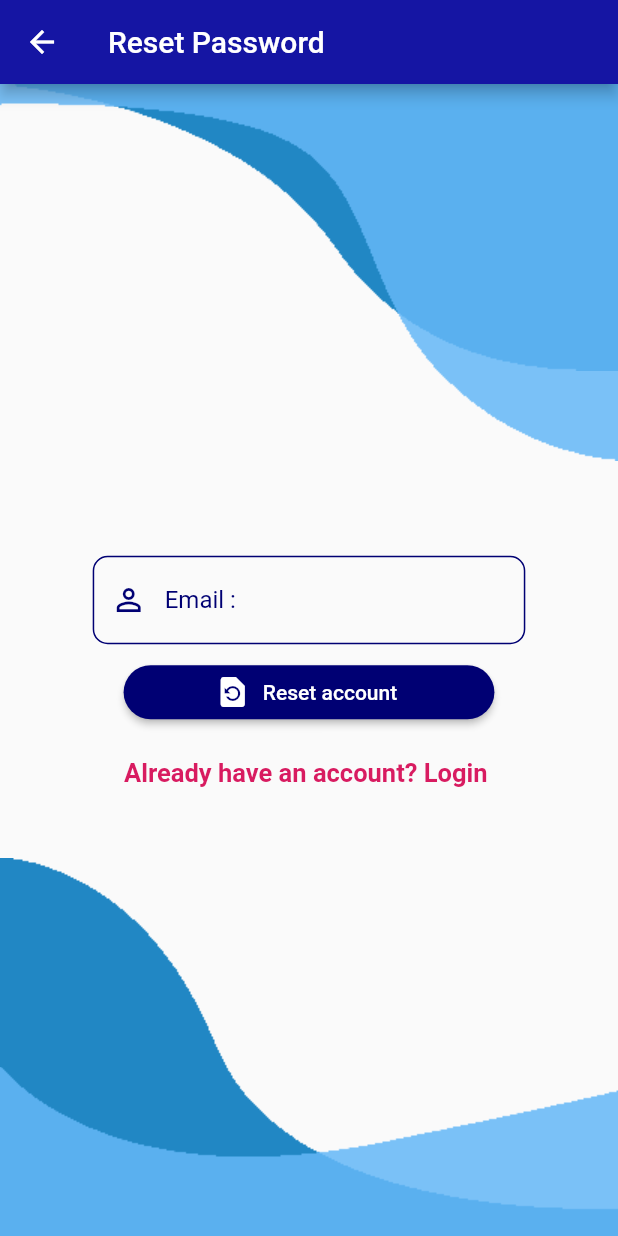
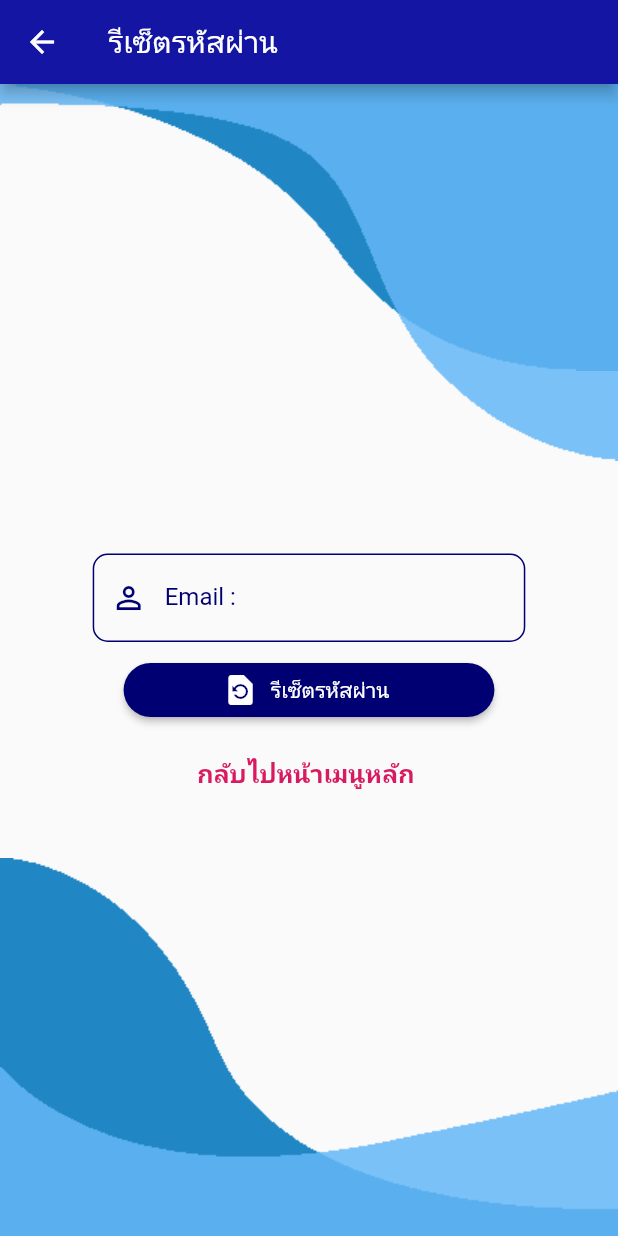
Before and after one commit to chatbodin/Lover_car_application, a Flutter app: the ResetPage screen opened directly, on a phone screen of 412 x 824 dp. Run offline on Flutter 3.47's test engine with Material 2 defaults, Android fonts, the light colour scheme and no system bars; our stand-ins replace firebase_auth, firebase_core, flutter_signin_button, geolocator, google_maps_flutter, google_sign_in and 1 more; missing offline and left inert: flutter_phone_direct_caller; accounts and stored records are empty; network calls fail.

Commit message:
Start git

```diff
--- a/lover_car/lib/login/authen.dart
+++ b/lover_car/lib/login/authen.dart
@@ -58,7 +58,7 @@ class _AuthenState extends State<Authen> {
                                     builder: (context) => CreateAccount()));
                           },
                           child: Text(
-                            "Don't have an account? Register ",
+                            "สร้างบัญชีผู้ใช้งานที่นี่ ",
                             style: Mystyle().activeStyle(),
                           ),
                         ),
@@ -73,7 +73,7 @@ class _AuthenState extends State<Authen> {
                                     builder: (context) => ResetPage()));
                           },
                           child: Text(
-                            "Forgot Password? reset ",
+                            "ลืมรหัสผ่านใช่หรือไม่ ",
                             style: Mystyle().activeStyle(),
                           ),
                         ),
--- a/lover_car/lib/login/create_account.dart
+++ b/lover_car/lib/login/create_account.dart
@@ -105,7 +105,7 @@ class _CreateAccountState extends State<CreateAccount> {
                           MaterialPageRoute(builder: (context) => Authen()));
                     },
                     child: Text(
-                      "Already have an account? Login ",
+                      "กลับไปหน้าเมนูหลัก ",
                       style: Mystyle().activeStyle(),
                     ),
                   ),
@@ -152,7 +152,7 @@ class _CreateAccountState extends State<CreateAccount> {
             });
           },
           icon: Icon(Icons.cloud_upload),
-          label: Text('Create account')),
+          label: Text('สร้างบัญชีผู้ใช้')),
     );
   }
 }
--- a/lover_car/lib/login/reset.dart
+++ b/lover_car/lib/login/reset.dart
@@ -48,7 +48,7 @@ class _ResetPageState extends State<ResetPage> {
     return Scaffold(
       resizeToAvoidBottomInset: false,
       appBar: AppBar(
-        title: Text('Reset Password'),
+        title: Text('รีเซ็ตรหัสผ่าน'),
         backgroundColor: Mystyle().primaryColor,
       ),
       body: Stack(
@@ -78,7 +78,7 @@ class _ResetPageState extends State<ResetPage> {
                           MaterialPageRoute(builder: (context) => Authen()));
                     },
                     child: Text(
-                      "Already have an account? Login ",
+                      "กลับไปหน้าเมนูหลัก ",
                       style: Mystyle().activeStyle(),
                     ),
                   ),
@@ -126,7 +126,7 @@ class _ResetPageState extends State<ResetPage> {
             });
           },
           icon: Icon(Icons.restore_page),
-          label: Text('Reset account')),
+          label: Text('รีเซ็ตรหัสผ่าน')),
     );
   }
 }
--- a/lover_car/lib/servicecar/google_map_page.dart
+++ b/lover_car/lib/servicecar/google_map_page.dart
@@ -45,9 +45,10 @@ class _GoogleMapPageState extends State<GoogleMapPage> {
                 child: GoogleMap(
                   mapType: MapType.normal,
                   initialCameraPosition:
-                      CameraPosition(target: model.locationPosition, zoom: 18),
+                      CameraPosition(target: model.locationPosition, zoom: 10),
                   myLocationEnabled: true,
                   myLocationButtonEnabled: true,
+                  markers: Set<Marker>.of(model.markers.values),
                   onMapCreated: (GoogleMapController controller) {},
                 )),
             SingleChildScrollView(
--- a/lover_car/pubspec.yaml
+++ b/lover_car/pubspec.yaml
@@ -68,6 +68,7 @@ flutter:
 
   # To add assets to your application, add an assets section, like this:
   assets:
+    - assets/
     - images/
   #   - images/a_dot_ham.jpeg
 
```
Also changed, not shown: lover_car/lib/home.dart (+3 -6 lines), lover_car/lib/servicecar/location_provider.dart (+29 -0 lines), lover_car/lib/servicecar/toyota_ser.dart (+25 -8 lines), lover_car/assets/marker-black.png (added), lover_car/assets/marker-blue.png (added), lover_car/assets/marker-green.png (added), lover_car/assets/marker-grey.png (added), lover_car/assets/marker-orange.png (added), lover_car/assets/marker-purple.png (added), lover_car/assets/marker-red.png (added), 1 other file.
